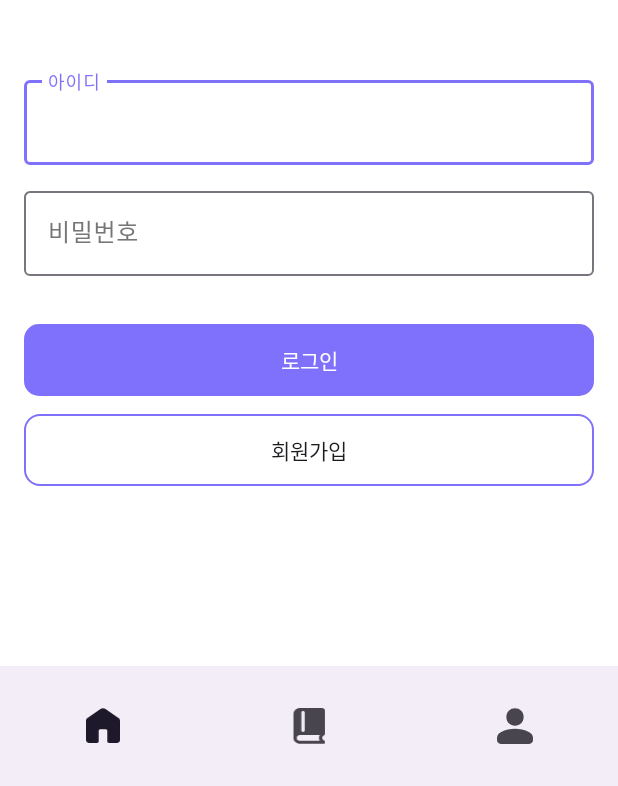
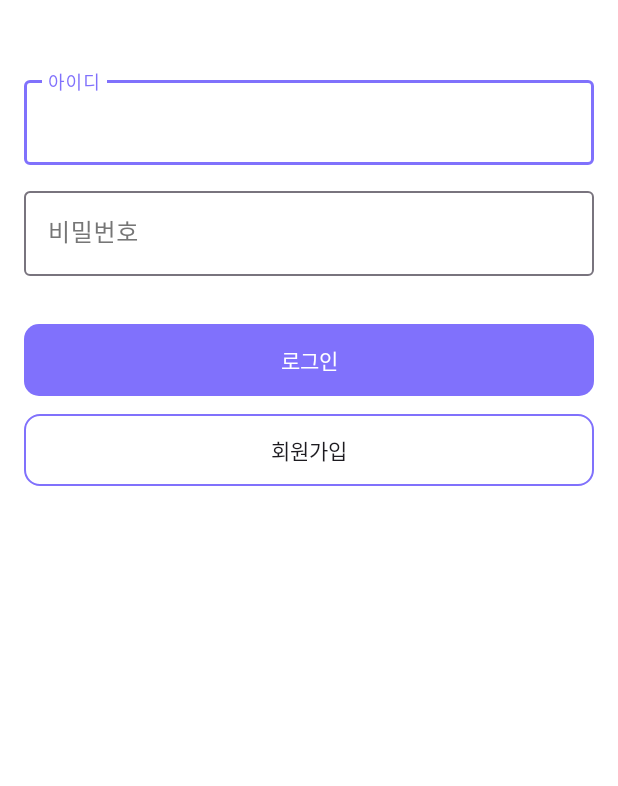
Before and after one commit to hanayoung/GenieBooks, an Android app: the screen it shows after launch (MainActivity), on a phone screen of 412 x 824 dp, the part 450-1236 px from its top. Run offline under Robolectric (Android 15) with nearby library versions, the phone set to English and light mode, and no system bars; our stand-ins replace navigation-ui.

Commit message:
Feat: 바텀네비 숨기는 기능 구현

```diff
--- a/finalproject/app/src/main/java/com/ssafy/finalproject/ui/MainActivity.kt
+++ b/finalproject/app/src/main/java/com/ssafy/finalproject/ui/MainActivity.kt
@@ -1,6 +1,8 @@
 package com.ssafy.finalproject.ui
 
 import android.os.Bundle
+import android.view.View
+import androidx.navigation.NavController
 import androidx.navigation.fragment.NavHostFragment
 import androidx.navigation.ui.setupWithNavController
 import com.ssafy.finalproject.R
@@ -8,6 +10,7 @@ import com.ssafy.finalproject.base.BaseActivity
 import com.ssafy.finalproject.databinding.ActivityMainBinding
 
 private const val TAG = "MainActivity_싸피"
+
 class MainActivity : BaseActivity<ActivityMainBinding>(ActivityMainBinding::inflate) {
 
     override fun onCreate(savedInstanceState: Bundle?) {
@@ -16,5 +19,19 @@ class MainActivity : BaseActivity<ActivityMainBinding>(ActivityMainBinding::infl
         val navHostFragment = supportFragmentManager.findFragmentById(R.id.fcv) as NavHostFragment
         val navController = navHostFragment.navController
         binding.bnv.setupWithNavController(navController)
+
+        hideBottomNavigationView(navController)
+    }
+
+    private fun hideBottomNavigationView(navController: NavController) {
+        navController.addOnDestinationChangedListener { _, destination, _ ->
+            binding.bnv.visibility = when (destination.id) {
+                R.id.loginFragment -> View.GONE
+                R.id.homeFragment -> View.VISIBLE
+                R.id.categoryFragment -> View.VISIBLE
+                R.id.myPageFragment -> View.VISIBLE
+                else -> View.VISIBLE
+            }
+        }
     }
 }
```
